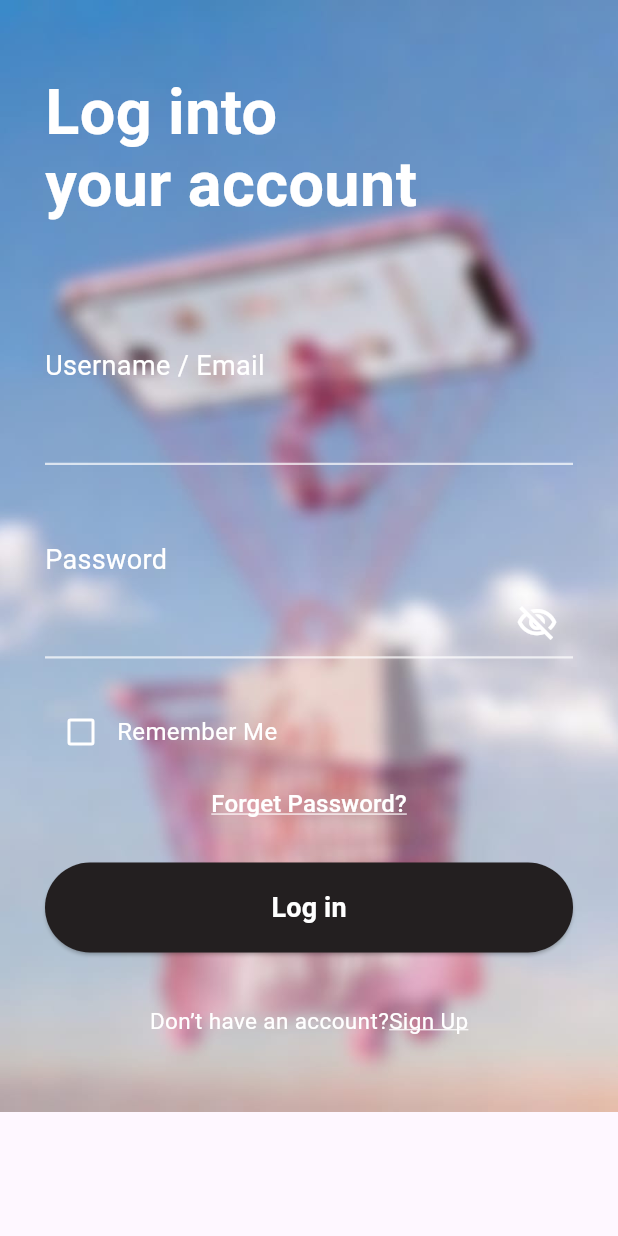
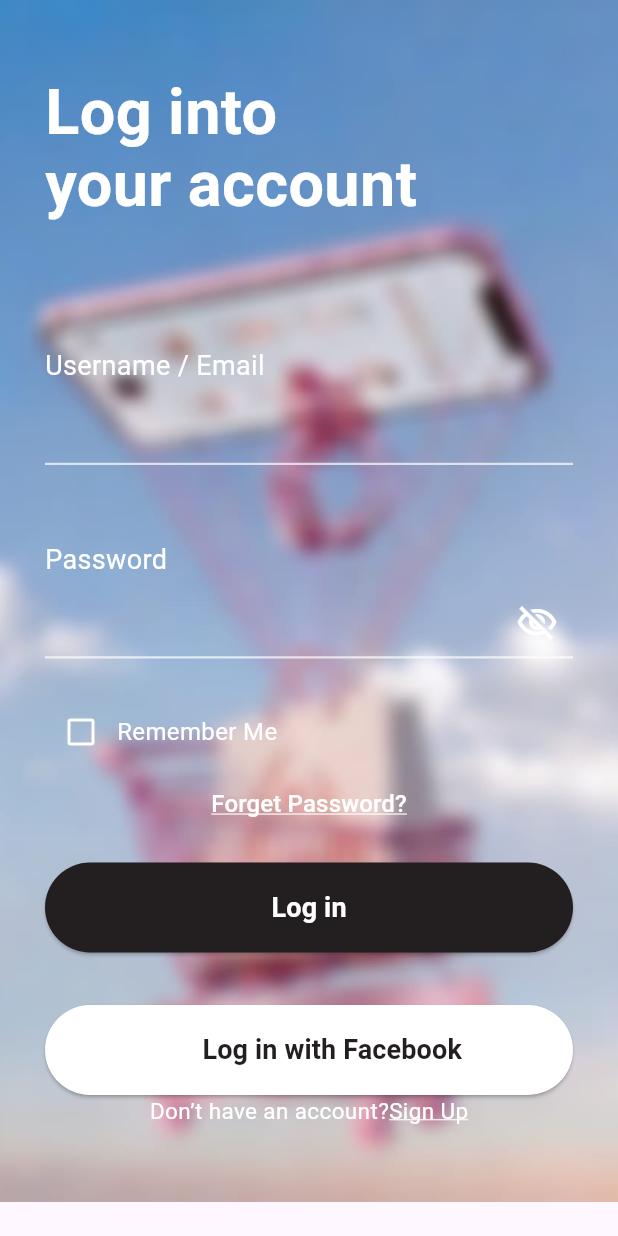
Before and after one commit to demiana-sameh/e_commarce_app, a Flutter app: the screen it shows after launch, on a phone screen of 412 x 824 dp. Run offline on Flutter 3.47's test engine with Material 3 defaults, Android fonts, the phone set to English and light mode, and no system bars; our stand-ins replace dio.

Commit message:
1- login page Update (add Facebook button)

```diff
--- a/lib/screens/login_page.dart
+++ b/lib/screens/login_page.dart
@@ -253,6 +253,42 @@ class _LoginPageState extends State<LoginPage> {
                     SizedBox(height: 35),
                     //Facebook----------------------------------
                     //ممكن نضيفها ك button بس
+                    SizedBox(
+                      width: double.infinity,
+                      height: 60,
+                      child: ElevatedButton(
+                        onPressed: () {},
+                        style: ElevatedButton.styleFrom(
+                          backgroundColor: Colors.white,
+                          foregroundColor: AppColors.dark,
+                          shape: RoundedRectangleBorder(
+                            borderRadius: BorderRadius.circular(35),
+                          ),
+                        ),
+                        child: Row(
+                          mainAxisAlignment: MainAxisAlignment.center,
+                          children: [
+                            Text(
+                              'f',
+                              style: TextStyle(
+                                fontSize: 30,
+                                fontWeight: FontWeight.bold,
+                                color: Colors.white,
+                              ),
+                            ),
+                            SizedBox(width: 20),
+                            Text(
+                              'Log in with Facebook',
+                              style: TextStyle(
+                                fontSize: 18,
+                                fontWeight: FontWeight.bold,
+                              ),
+                            ),
+                          ],
+                        ),
+                      ),
+                    ),
+
                     //Sign Up------------------------------------------------------------
                     Center(
                       child: Row(
@@ -263,16 +299,19 @@ class _LoginPageState extends State<LoginPage> {
                             style: TextStyle(color: Colors.white, fontSize: 15),
                           ),
                           GestureDetector(
-                            onTap:() {
+                            onTap: () {
                               //هنفتح ال Register Scrren
                             },
-                            child: Text('Sign Up',style: TextStyle(
-                            color: Colors.white,
-                              fontSize: 15,
-                              decoration: TextDecoration.underline,
-                              decorationColor: Colors.white
-                          ),),
-                          )
+                            child: Text(
+                              'Sign Up',
+                              style: TextStyle(
+                                color: Colors.white,
+                                fontSize: 15,
+                                decoration: TextDecoration.underline,
+                                decorationColor: Colors.white,
+                              ),
+                            ),
+                          ),
                         ],
                       ),
                     ),
@@ -283,8 +322,6 @@ class _LoginPageState extends State<LoginPage> {
           ),
         ],
       ),
-
-      //Login Content
     );
   }
 }
```
